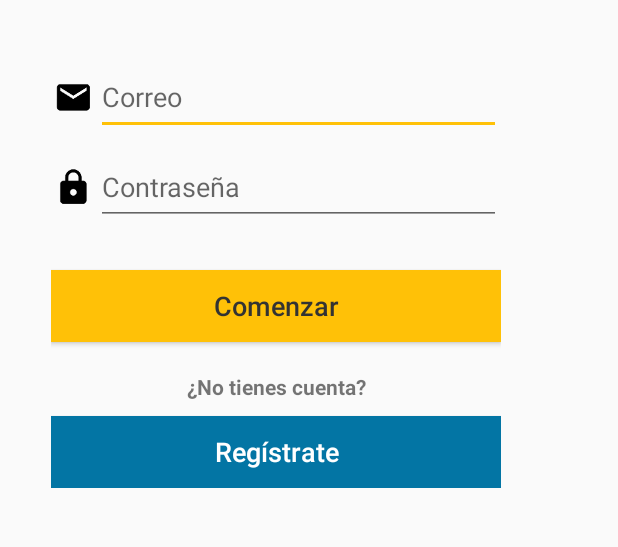
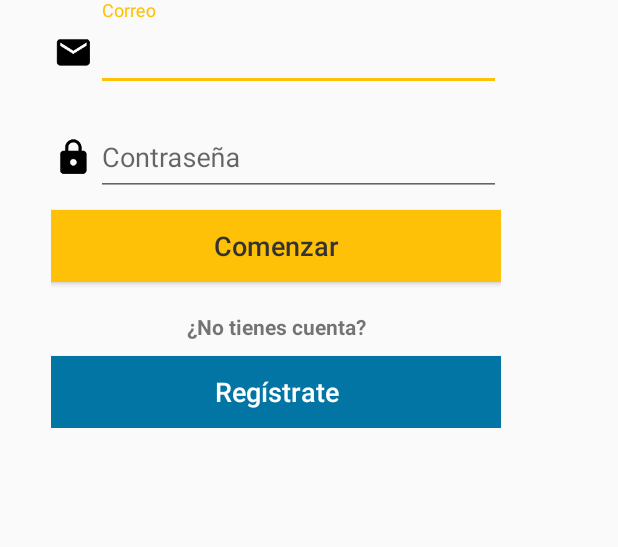
Before and after one commit to lnlindao/Insucontrol, an Android app: the screen it shows after launch (LoginActivity), on a phone screen of 412 x 824 dp, the part 354-901 px from its top. Run offline under Robolectric (Android 15) with nearby library versions, the light colour scheme and no system bars; our stand-ins replace Volley.

Commit message:
Material login ok

```diff
--- a/InsuControl/app/build.gradle
+++ b/InsuControl/app/build.gradle
@@ -29,4 +29,6 @@ dependencies {
     compile 'com.android.volley:volley:1.0.0'
     compile 'com.google.code.gson:gson:2.6.2'
     testCompile 'junit:junit:4.12'
+
+    compile 'com.android.support:design:24.2.1'
 }
--- a/InsuControl/app/src/main/res/layout/activity_login.xml
+++ b/InsuControl/app/src/main/res/layout/activity_login.xml
@@ -18,9 +18,9 @@
             android:layout_height="150dp"
             android:layout_alignParentTop="true"
             android:layout_centerHorizontal="true"
-            android:layout_marginBottom="40dp"
             android:layout_marginTop="30dp"
-            android:src="@mipmap/ic_logoic" />
+            android:src="@mipmap/ic_logoic"
+            android:contentDescription="" />
 
         <RelativeLayout
             android:layout_width="300dp"
@@ -40,12 +40,15 @@
                     android:id="@+id/correoIco"
                     android:layout_width="30dp"
                     android:layout_height="30dp"
-                    android:layout_alignParentTop="true"
-                    android:layout_below="@+id/textView"
                     android:layout_marginBottom="40dp"
-                    android:layout_marginTop="10dp"
+                    android:layout_marginTop="20dp"
                     android:src="@mipmap/ic_mail" />
 
+                <android.support.design.widget.TextInputLayout
+                    android:id="@+id/input_layout_txtUser"
+                    android:layout_width="match_parent"
+                    android:layout_height="wrap_content"
+                    android:layout_centerHorizontal="true">
                     <EditText
                         android:id="@+id/txtUser"
                         android:layout_width="match_parent"
@@ -60,15 +63,17 @@
                         android:hint="@string/correo"
                         android:inputType="textEmailAddress"
                         android:maxLines="1" />
+                </android.support.design.widget.TextInputLayout>
 
             </TableRow>
 
             <TableRow
                 android:id="@+id/lineaPwd"
                 android:layout_width="match_parent"
-                android:layout_height="50dp"
+                android:layout_height="60dp"
+                android:layout_marginTop="10dp"
                 android:layout_below="@id/lineaCorreo"
-                android:layout_marginBottom="30dp"
+                android:layout_marginBottom="10dp"
                 tools:layout_editor_absoluteX="0dp"
                 tools:layout_editor_absoluteY="8dp">
 
@@ -76,11 +81,15 @@
                     android:id="@+id/correoPwd"
                     android:layout_width="30dp"
                     android:layout_height="30dp"
-                    android:layout_alignParentTop="true"
-                    android:layout_below="@+id/textView"
                     android:layout_marginBottom="40dp"
-                    android:layout_marginTop="10dp"
+                    android:layout_marginTop="20dp"
                     android:src="@mipmap/ic_pwd" />
+
+                <android.support.design.widget.TextInputLayout
+                    android:id="@+id/input_layout_txtPass"
+                    android:layout_width="match_parent"
+                    android:layout_height="wrap_content"
+                    android:layout_centerHorizontal="true">
 
                     <EditText
                         android:id="@+id/txtPass"
@@ -96,6 +105,8 @@
                         android:hint="@string/pass"
                         android:inputType="textPassword"
                         android:maxLines="1" />
+
+                </android.support.design.widget.TextInputLayout>
 
             </TableRow>
 
```
Also changed, not shown: InsuControl/app/src/main/res/layout/activity_registro.xml (+19 -4 lines), InsuControl/app/src/main/assets/fonts/Roboto-Regular.ttf (added), InsuControl/app/src/main/ic_blancoLogo-web.png (added), InsuControl/app/src/main/java/com/example/espol/insucontrol/RegistroActivity.java (line endings or trailing spaces). Lines whose indentation alone changed are shown as unchanged.
